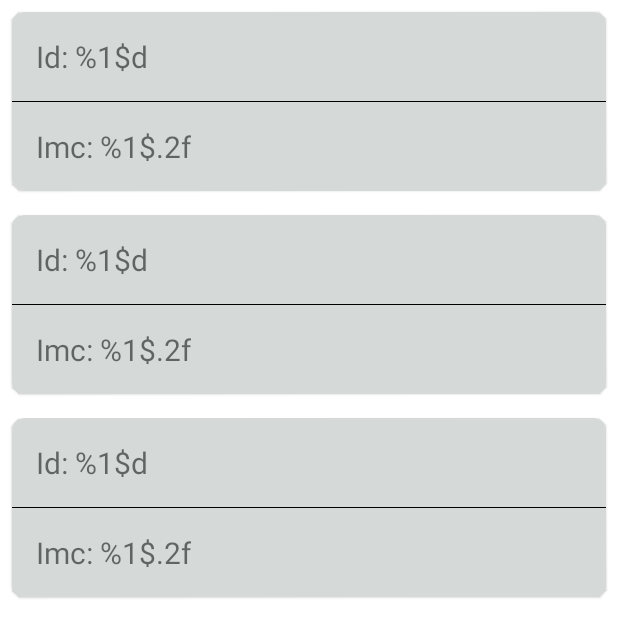
After one commit to wanderson648/android-express-fitness-app, an Android app: the layout activity_list_calc.xml on its own in the app's theme, with its tools: preview values and no code run, on a phone screen of 412 x 824 dp. The commit adds this screen. Shown: the top 638 px of the screen. Run offline under Robolectric (Android 15) with nearby library versions, the phone set to English and light mode, and no system bars.

Commit message:
exercício - criar uma lista de registro

```diff
--- a/app/src/main/AndroidManifest.xml
+++ b/app/src/main/AndroidManifest.xml
@@ -15,9 +15,11 @@
         android:theme="@style/Theme.FitnessApp"
         tools:targetApi="31">
         <activity
+            android:name=".ListCalcActivity"
+            android:exported="false"/>
+        <activity
             android:name=".FormImcActivity"
-            android:exported="false">
-        </activity>
+            android:exported="false"/>
         <activity
             android:name=".MainActivity"
             android:exported="true">
--- a/app/src/main/java/com/example/fitnessapp/model/CalcDao.kt
+++ b/app/src/main/java/com/example/fitnessapp/model/CalcDao.kt
@@ -2,9 +2,13 @@ package com.example.fitnessapp.model
 
 import androidx.room.Dao
 import androidx.room.Insert
+import androidx.room.Query
 
 @Dao
 interface CalcDao {
     @Insert
     fun insert(calc: Calc)
+
+    @Query("SELECT * FROM Calc WHERE type = :type")
+     fun getRegisterByType(type: String): List<Calc>
 }
--- /dev/null
+++ b/app/src/main/res/layout/activity_list_calc.xml
@@ -0,0 +1,14 @@
+<?xml version="1.0" encoding="utf-8"?>
+<androidx.constraintlayout.widget.ConstraintLayout xmlns:android="http://schemas.android.com/apk/res/android"
+    xmlns:tools="http://schemas.android.com/tools"
+    android:layout_width="match_parent"
+    android:layout_height="wrap_content"
+    tools:context=".ListCalcActivity">
+
+    <androidx.recyclerview.widget.RecyclerView
+        android:id="@+id/rv_list_calc"
+        android:layout_width="match_parent"
+        tools:listitem="@layout/list_calc_item"
+        android:layout_height="match_parent"/>
+
+</androidx.constraintlayout.widget.ConstraintLayout>
--- /dev/null
+++ b/app/src/main/res/layout/list_calc_item.xml
@@ -0,0 +1,39 @@
+<?xml version="1.0" encoding="utf-8"?>
+
+<com.google.android.material.card.MaterialCardView xmlns:android="http://schemas.android.com/apk/res/android"
+    xmlns:app="http://schemas.android.com/apk/res-auto"
+    android:layout_width="match_parent"
+    android:backgroundTint="#D5DAD9"
+    app:cardCornerRadius="8dp"
+    android:layout_margin="8dp"
+    android:layout_height="wrap_content">
+
+
+        <LinearLayout
+            android:layout_width="match_parent"
+            android:orientation="vertical"
+            android:layout_height="wrap_content">
+
+            <TextView
+                android:id="@+id/tv_list_calc_id"
+                android:layout_width="wrap_content"
+                android:layout_height="wrap_content"
+                android:text="@string/id_calc"
+                android:padding="16dp"
+                android:textSize="20sp"/>
+
+            <View
+                android:layout_width="match_parent"
+                android:background="@color/black"
+                android:layout_height="0.9dp"/>
+
+            <TextView
+                android:id="@+id/tv_list_calc"
+                android:layout_width="wrap_content"
+                android:layout_height="wrap_content"
+                android:padding="16dp"
+                android:text="@string/imc_calc"
+                android:textSize="20sp"/>
+        </LinearLayout>
+
+</com.google.android.material.card.MaterialCardView>
--- a/app/src/main/res/values/strings.xml
+++ b/app/src/main/res/values/strings.xml
@@ -27,4 +27,6 @@
     <string name="tmb_response">Tmb: %1$.2f</string>
     <string name="delete_message">Você realmente quer excluir o registro?</string>
     <string name="cancel">Cancelar</string>
+    <string name="id_calc">Id: %1$d</string>
+    <string name="imc_calc">Imc: %1$.2f</string>
 </resources>
```
Also changed, not shown: app/src/main/java/com/example/fitnessapp/FormImcActivity.kt (+8 -6 lines), app/src/main/java/com/example/fitnessapp/ListCalcActivity.kt (added, +77 -0 lines).
